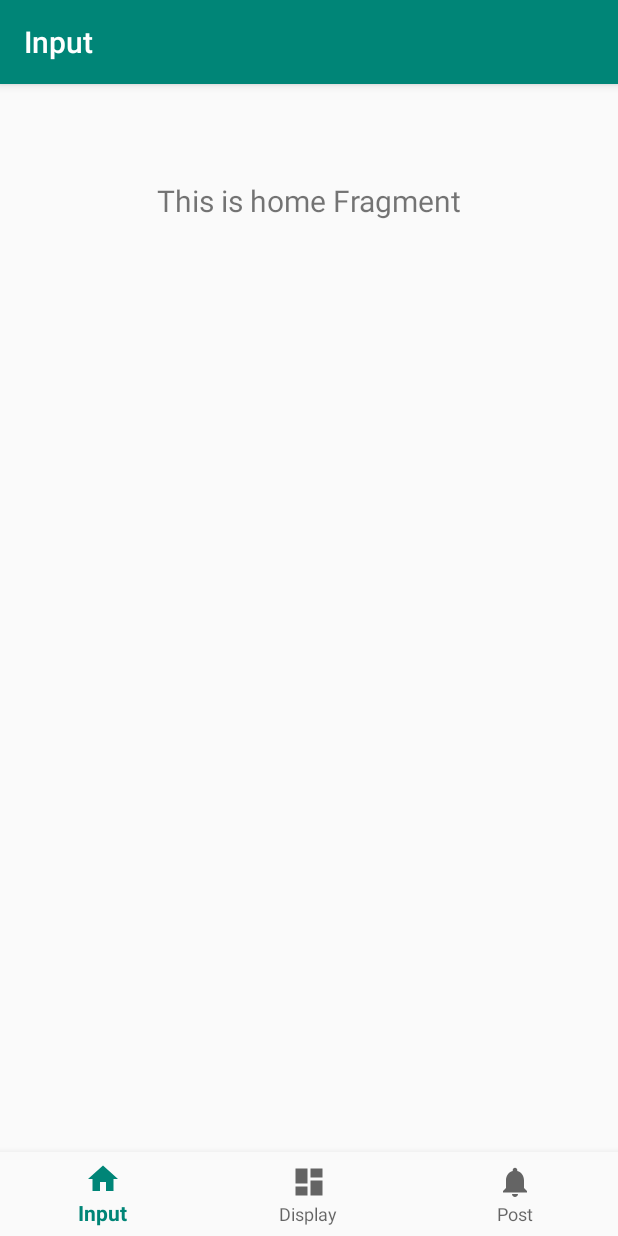
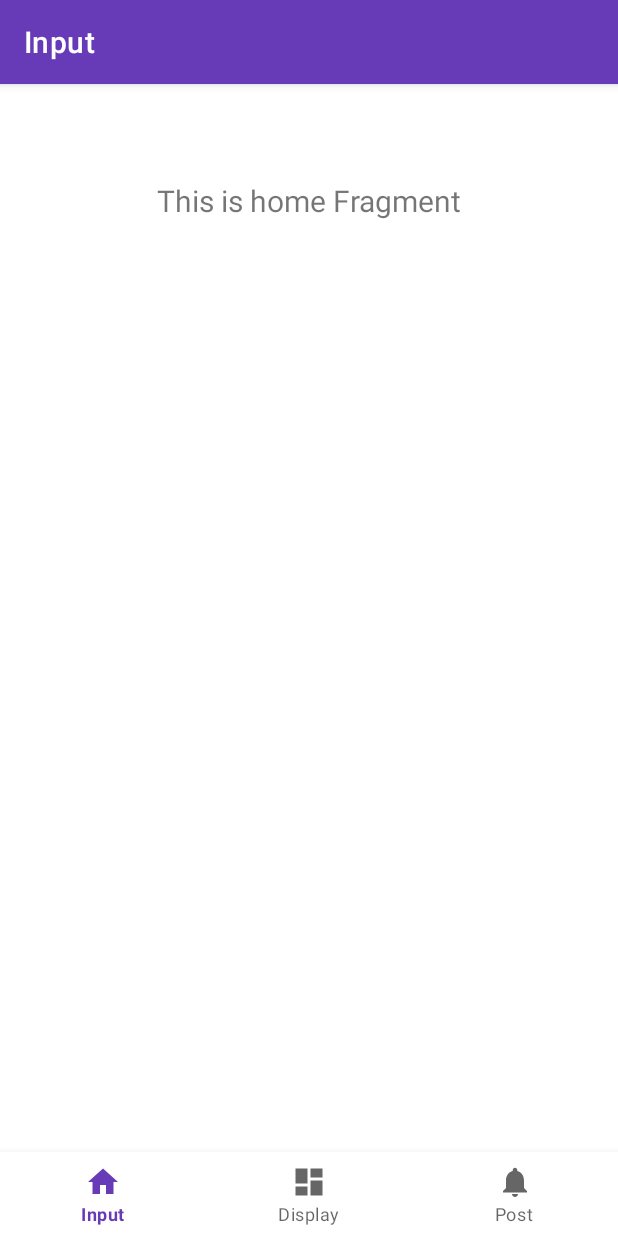
Before and after one commit to DominicWrieden/sample-app, an Android app: the screen it shows after launch (MainActivity), on a phone screen of 412 x 824 dp. Run offline under Robolectric (Android 15) with nearby library versions, the phone set to English and light mode, and no system bars; our stand-ins replace navigation-ui.

Commit message:
Color palette added

```diff
--- a/app/src/main/res/values/colors.xml
+++ b/app/src/main/res/values/colors.xml
@@ -1,6 +1,11 @@
 <?xml version="1.0" encoding="utf-8"?>
 <resources>
-    <color name="colorPrimary">#008577</color>
-    <color name="colorPrimaryDark">#00574B</color>
-    <color name="colorAccent">#D81B60</color>
+    <color name="colorPrimary">#673AB7</color>
+    <color name="colorPrimaryDark">#512DA8</color>
+    <color name="colorPrimaryLight">#D1C4E9</color>
+    <color name="colorAccent">#FF9800</color>
+    <color name="colorPrimaryText">#212121</color>
+    <color name="colorSecondaryText">#757575</color>
+    <color name="icons">#FFFFFF</color>
+    <color name="divider">#BDBDBD</color>
 </resources>
--- a/app/src/main/res/values/styles.xml
+++ b/app/src/main/res/values/styles.xml
@@ -1,7 +1,7 @@
 <resources>
 
     <!-- Base application theme. -->
-    <style name="AppTheme" parent="Theme.AppCompat.Light.DarkActionBar">
+    <style name="AppTheme" parent="Theme.MaterialComponents.Light.DarkActionBar">
         <!-- Customize your theme here. -->
         <item name="colorPrimary">@color/colorPrimary</item>
         <item name="colorPrimaryDark">@color/colorPrimaryDark</item>
```
